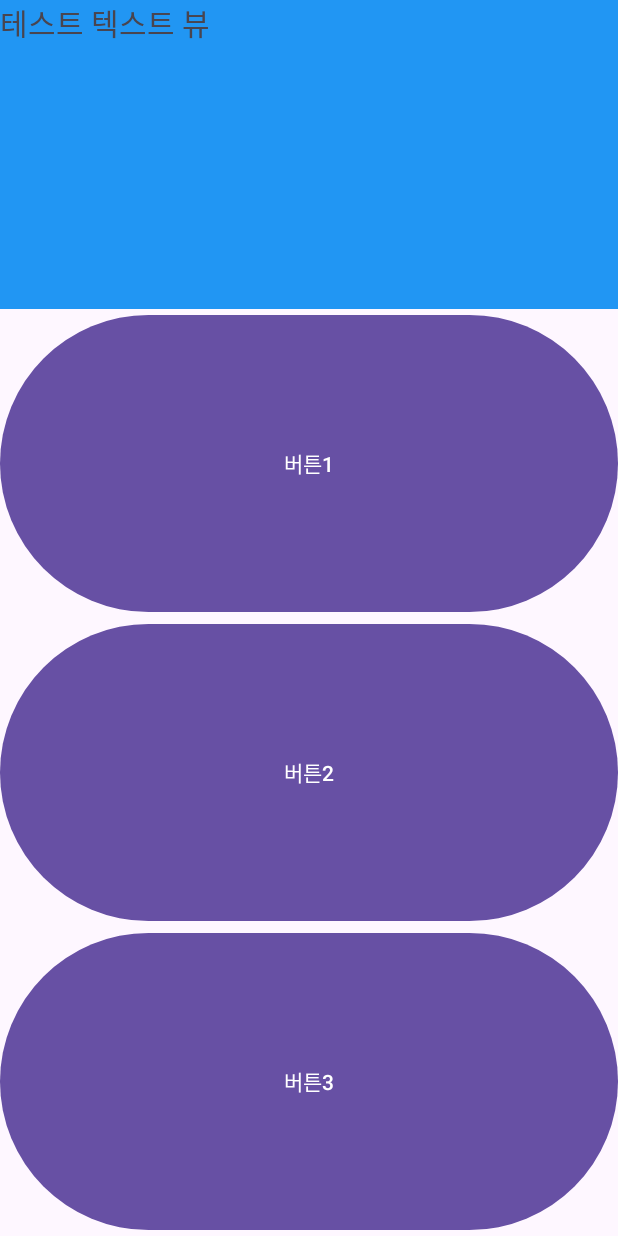
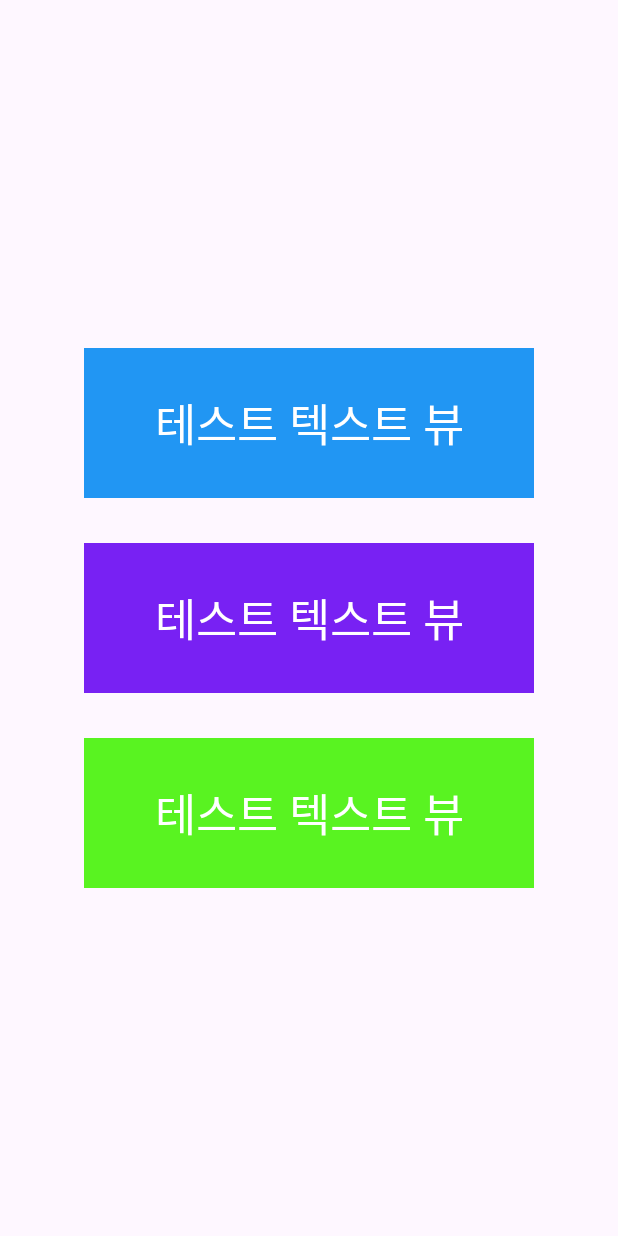
Before and after one commit to lsy3709/AndroidLabTest501, an Android app: the Ch07Main3Activity screen opened directly, with no data from a screen before it, on a phone screen of 412 x 824 dp. Run offline under Robolectric (Android 15) with nearby library versions, the light colour scheme and no system bars.

Commit message:
7교시, ch7 레이아웃 기본 기능 확인2

```diff
--- a/app/src/main/AndroidManifest.xml
+++ b/app/src/main/AndroidManifest.xml
@@ -12,6 +12,9 @@
         android:supportsRtl="true"
         android:theme="@style/Theme.AndroidLabTest501"
         tools:targetApi="31">
+        <activity
+            android:name=".ch07.Ch07Main3RelaActivity"
+            android:exported="false" />
         <activity
             android:name=".ch07.Ch07Main3Activity"
             android:exported="true" />
--- a/app/src/main/res/layout/activity_ch07_main3.xml
+++ b/app/src/main/res/layout/activity_ch07_main3.xml
@@ -11,33 +11,58 @@
     <LinearLayout
         android:layout_width="match_parent"
         android:layout_height="match_parent"
-        android:orientation="vertical">
+        android:orientation="vertical"
+        android:gravity="center_vertical">
 
         <TextView
-            android:layout_width="match_parent"
-            android:layout_height="0dp"
+            android:layout_width="300dp"
+            android:layout_height="100dp"
             android:text="테스트 텍스트 뷰"
-            android:textSize="20sp"
-            android:layout_weight="1"
+            android:textSize="30sp"
+            android:textColor="@color/white"
+            android:gravity="center"
+            android:layout_gravity="center"
             android:background="#2196F3"/>
 
-        <Button
-            android:layout_width="match_parent"
-            android:layout_height="0dp"
-            android:layout_weight="1"
-            android:text="버튼1"/>
+        <TextView
+            android:layout_marginTop="30dp"
+            android:layout_width="300dp"
+            android:layout_height="100dp"
+            android:text="테스트 텍스트 뷰"
+            android:textSize="30sp"
+            android:textColor="@color/white"
+            android:gravity="center"
+            android:layout_gravity="center"
+            android:background="#7821F3"/>
 
-        <Button
-            android:layout_width="match_parent"
-            android:layout_height="0dp"
-            android:layout_weight="1"
-            android:text="버튼2"/>
+        <TextView
+            android:layout_marginTop="30dp"
+            android:layout_width="300dp"
+            android:layout_height="100dp"
+            android:text="테스트 텍스트 뷰"
+            android:textSize="30sp"
+            android:textColor="@color/white"
+            android:gravity="center"
+            android:layout_gravity="center"
+            android:background="#59F321"/>
 
-        <Button
-            android:layout_width="match_parent"
-            android:layout_height="0dp"
-            android:layout_weight="1"
-            android:text="버튼3"/>
+<!--        <Button-->
+<!--            android:layout_width="match_parent"-->
+<!--            android:layout_height="0dp"-->
+<!--            android:layout_weight="1"-->
+<!--            android:text="버튼1"/>-->
+
+<!--        <Button-->
+<!--            android:layout_width="match_parent"-->
+<!--            android:layout_height="0dp"-->
+<!--            android:layout_weight="1"-->
+<!--            android:text="버튼2"/>-->
+
+<!--        <Button-->
+<!--            android:layout_width="match_parent"-->
+<!--            android:layout_height="0dp"-->
+<!--            android:layout_weight="1"-->
+<!--            android:text="버튼3"/>-->
 
 
 
```
Also changed, not shown: app/src/main/java/com/busanit501/androidlabtest501/ch07/Ch07Main3RelaActivity.kt (added, +21 -0 lines), app/src/main/res/layout/activity_ch07_main3_rela.xml (added, +56 -0 lines).
